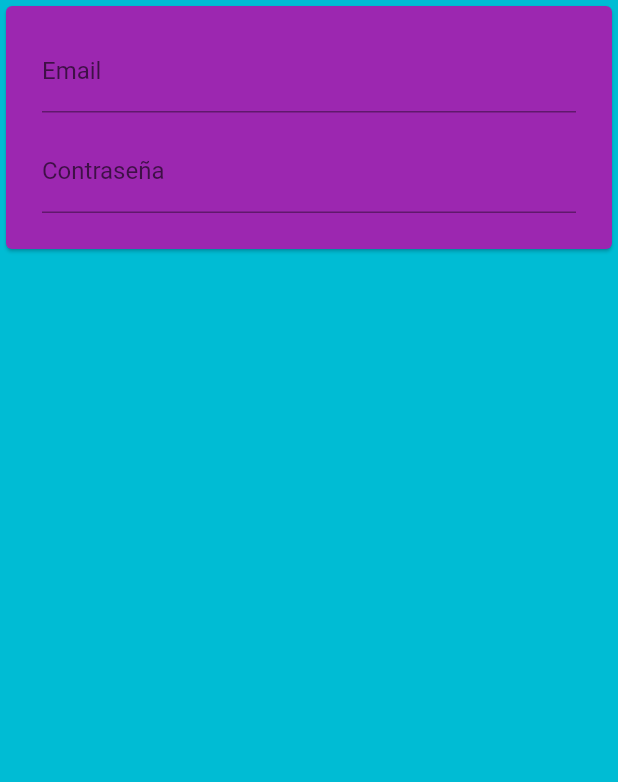
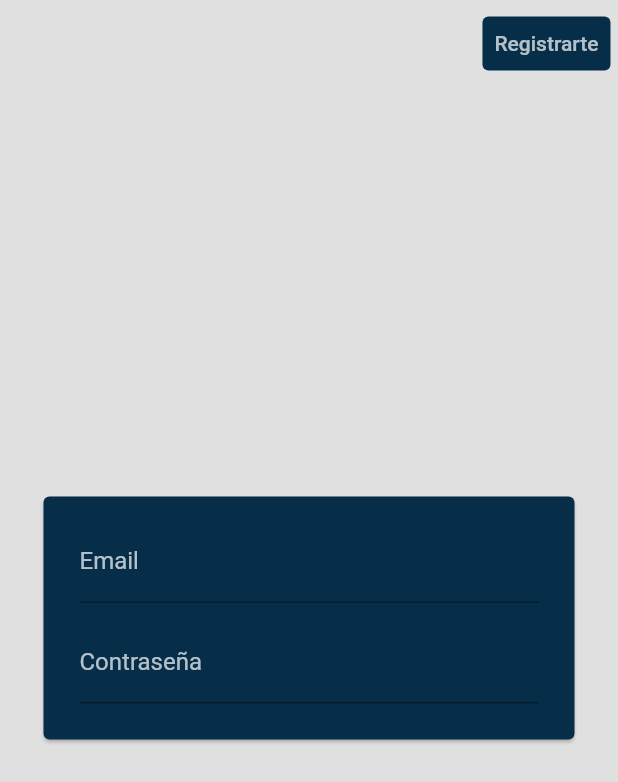
Before and after one commit to ross96D/grpc-flutter-go, a Flutter app: the screen it shows after launch, on a phone screen of 412 x 824 dp. Shown: the top 782 px of the screen. Run offline on Flutter 3.47's test engine with Material 2 defaults, Android fonts, the phone set to English and light mode, and no system bars; our stand-ins replace fixnum; missing offline and left inert: grpc, protobuf; statements that could not run were skipped.

Commit message:
feat: added the login page

```diff
--- a/frontend/lib/src/pages/auth.dart
+++ b/frontend/lib/src/pages/auth.dart
@@ -1,7 +1,8 @@
 import 'package:flutter/material.dart';
+import 'package:frontend/src/pages/register.dart';
 import 'package:frontend/src/statics.dart';
 import 'package:frontend/src/generated/user.pbgrpc.dart';
-
+import 'package:frontend/src/utils/colors.dart';
 
 final passwordFocusNode = FocusNode();
 
@@ -26,11 +27,26 @@ class _PageAuthState extends State<PageAuth> {
   @override
   Widget build(BuildContext context) {
     return Scaffold(
-      backgroundColor: Colors.cyan,
-      body: Card(
-        color: Colors.purple,
-        child: Padding(
-          padding: EdgeInsets.only(bottom: 24, left: 24, right: 24, top: 16),
+        backgroundColor: scaffoldBackground,
+        body: Stack(
+          children: [
+            Positioned(
+              top: 5.0,
+              right: 5.0,
+              child: TextButton(
+                style: ButtonStyle(
+                  backgroundColor: MaterialStateProperty.resolveWith<Color>((states) => textBackgroundColor)
+                ),
+                onPressed: register,
+                child: const Text("Registrarte", style: TextStyle(color: foregroundColor)),
+              ),
+            ),
+            Center(
+              child: Card(
+                color: const Color.fromARGB(255, 6, 46, 73),
+                child: Container(
+                  width: 306+48.0,
+                  padding: const EdgeInsets.only(bottom: 24, left: 24, right: 24, top: 16),
                   child: Column(
                     mainAxisSize: MainAxisSize.min,
                     crossAxisAlignment: CrossAxisAlignment.stretch,
@@ -38,7 +54,13 @@ class _PageAuthState extends State<PageAuth> {
                       TextFormField(
                         keyboardType: TextInputType.emailAddress,
                         onChanged: (value) => setState(() => email = value),
+                        style: const TextStyle(
+                          color: foregroundColor
+                        ),
                         decoration: const InputDecoration(
+                          labelStyle: TextStyle(
+                            color: foregroundColor
+                          ),
                           labelText: "Email",
                           contentPadding: EdgeInsets.only(
                             right: 0,
@@ -53,7 +75,9 @@ class _PageAuthState extends State<PageAuth> {
                           }
                         },
                       ),
-              const SizedBox(height: 12,),
+                      const SizedBox(
+                        height: 12,
+                      ),
                       Stack(
                         children: [
                           TextFormField(
@@ -64,7 +88,13 @@ class _PageAuthState extends State<PageAuth> {
                                 password = value;
                               });
                             },
+                            style: const TextStyle(
+                              color: foregroundColor
+                            ),
                             decoration: const InputDecoration(
+                              labelStyle: TextStyle(
+                                color: foregroundColor
+                              ),
                               labelText: "Contraseña",
                               contentPadding: EdgeInsets.only(right: 40, left: 0, bottom: 8, top: 12),
                             ),
@@ -77,15 +107,21 @@ class _PageAuthState extends State<PageAuth> {
                         ],
                       )
                     ],
-
-
                   ),
                 ),
               ),
-    );
+            ),
+          ],
+        ));
   }
 
   void login() async {
     Values.token = await _stub.login(LoginParams(email: email, password: password));
   }
+
+  void register() async {
+    Navigator.of(context).push(
+      MaterialPageRoute(builder: (context) => const PageRegister())
+    );
   }
+}
```
Lines whose indentation alone changed are shown as unchanged.
